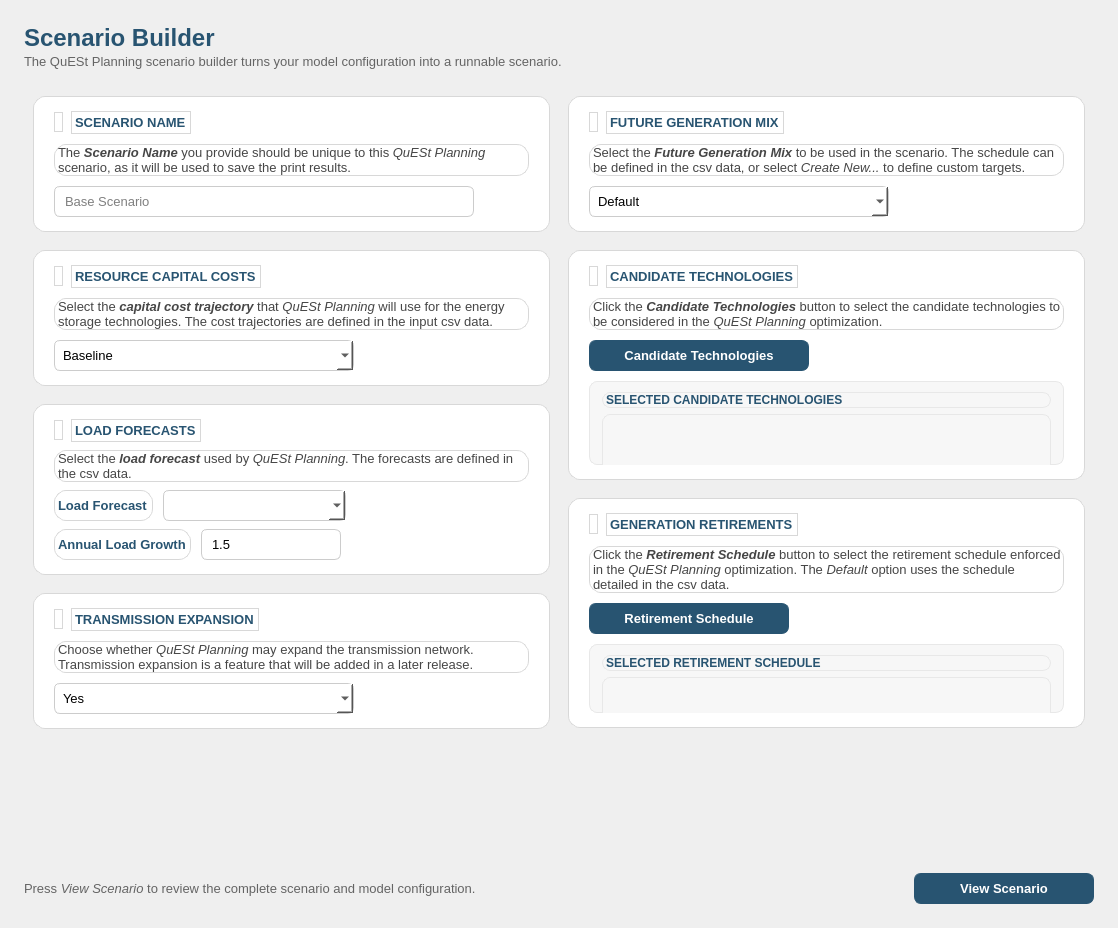
Before: the Qt Designer form quest_planning/ui/forms/scenario_builder/scenario_builder.ui in sandialabs/quest_planning, drawn with Qt 5.
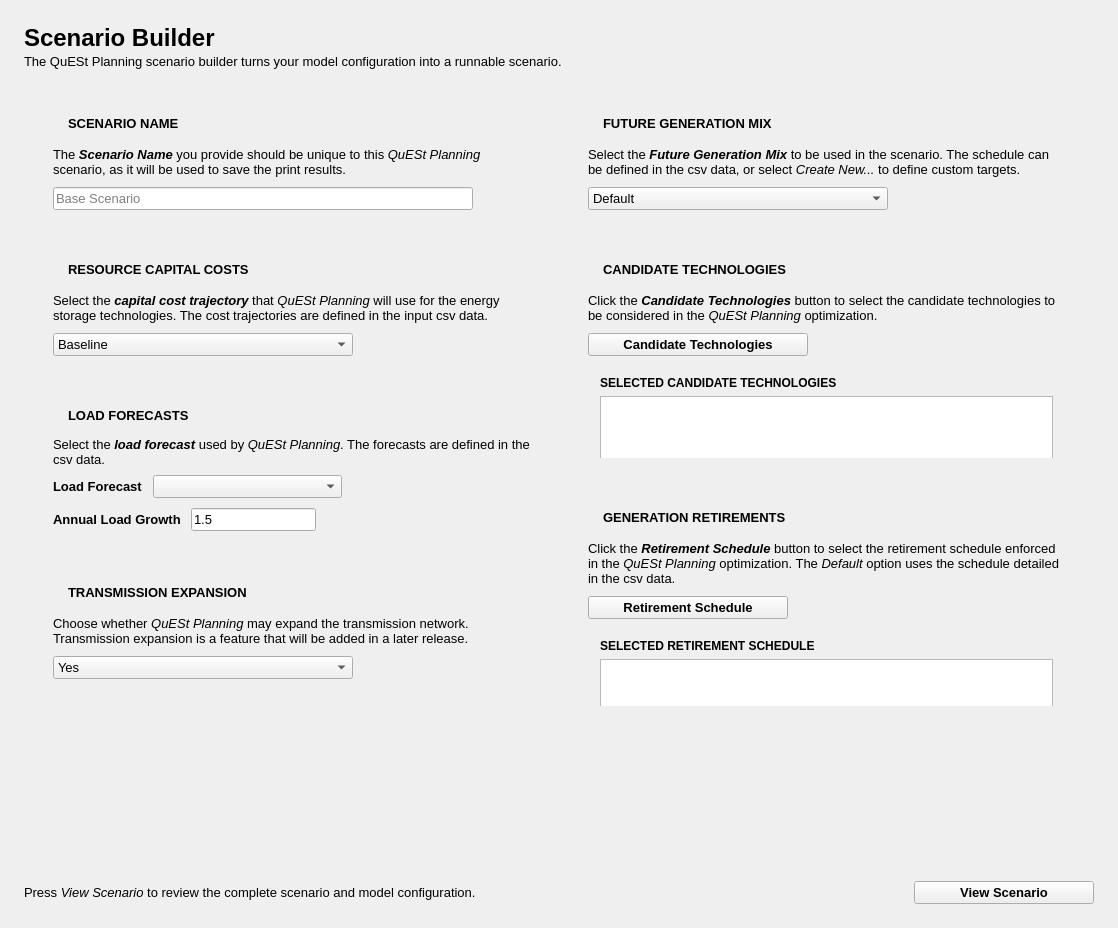
After: the same form once the commit is applied. Icons and pictures are not drawn.

What changed in the file:
```diff
--- a/quest_planning/ui/forms/scenario_builder/scenario_builder.ui
+++ b/quest_planning/ui/forms/scenario_builder/scenario_builder.ui
@@ -82,10 +82,6 @@
             <bold>true</bold>
            </font>
           </property>
-          <property name="styleSheet">
-           <string notr="true">color: rgb(40, 84, 113);
-background-color: transparent;</string>
-          </property>
           <property name="text">
            <string>Scenario Builder</string>
           </property>
@@ -99,10 +95,6 @@
             <pointsize>10</pointsize>
            </font>
           </property>
-          <property name="styleSheet">
-           <string notr="true">color: rgb(100, 100, 100);
-background-color: transparent;</string>
-          </property>
           <property name="text">
            <string>The QuESt Planning scenario builder turns your model configuration into a runnable scenario.</string>
           </property>
@@ -128,19 +120,6 @@
       </item>
       <item>
        <widget class="QToolButton" name="scenario_builder_help_button">
-        <property name="styleSheet">
-         <string notr="true">QToolButton {
-    border: none;
-    border-radius: 5px;
-    background-color: transparent;
-}
-QToolButton:hover {
-    background-color: rgb(230, 235, 240);
-}
-QToolButton:pressed {
-    background-color: rgb(210, 218, 225);
-}</string>
-        </property>
         <property name="text">
          <string/>
         </property>
@@ -218,24 +197,6 @@
              <height>150</height>
             </size>
            </property>
-           <property name="styleSheet">
-            <string notr="true">QFrame {
-    background-color: rgb(255, 255, 255);
-    border: 1px solid rgb(216, 216, 216);
-    border-radius: 12px;
-}
-QFrame QLabel {
-    background-color: transparent;
-}
-QFrame QLineEdit, QFrame QComboBox, QFrame QDoubleSpinBox, QFrame QTextBrowser {
-    background-color: rgb(255, 255, 255);
-    border: 1px solid rgb(204, 204, 204);
-    border-radius: 6px;
-    padding: 6px 8px;
-    selection-background-color: rgb(40, 84, 113);
-    color: rgb(0, 0, 0);
-}</string>
-           </property>
            <property name="frameShape">
             <enum>QFrame::NoFrame</enum>
            </property>
@@ -291,9 +252,6 @@
                   <bold>true</bold>
                  </font>
                 </property>
-                <property name="styleSheet">
-                 <string notr="true">color: rgb(40, 84, 113);</string>
-                </property>
                 <property name="text">
                  <string>SCENARIO NAME</string>
                 </property>
@@ -317,19 +275,6 @@
               </item>
               <item>
                <widget class="QToolButton" name="scenario_name_help_button">
-                <property name="styleSheet">
-                 <string notr="true">QToolButton {
-    border: none;
-    border-radius: 5px;
-    background-color: transparent;
-}
-QToolButton:hover {
-    background-color: rgb(230, 235, 240);
-}
-QToolButton:pressed {
-    background-color: rgb(210, 218, 225);
-}</string>
-                </property>
                 <property name="text">
                  <string/>
                 </property>
@@ -358,9 +303,6 @@
                 <pointsize>10</pointsize>
                </font>
               </property>
-              <property name="styleSheet">
-               <string notr="true">color: rgb(70, 70, 70);</string>
-              </property>
               <property name="text">
                <string>The &lt;b&gt;&lt;i&gt;Scenario Name&lt;/i&gt;&lt;/b&gt; you provide should be unique to this &lt;i&gt;QuESt Planning&lt;/i&gt; scenario, as it will be used to save the print results.</string>
               </property>
@@ -411,24 +353,6 @@
              <height>150</height>
             </size>
            </property>
-           <property name="styleSheet">
-            <string notr="true">QFrame {
-    background-color: rgb(255, 255, 255);
-    border: 1px solid rgb(216, 216, 216);
-    border-radius: 12px;
-}
-QFrame QLabel {
-    background-color: transparent;
-}
-QFrame QLineEdit, QFrame QComboBox, QFrame QDoubleSpinBox, QFrame QTextBrowser {
-    background-color: rgb(255, 255, 255);
-    border: 1px solid rgb(204, 204, 204);
-    border-radius: 6px;
-    padding: 6px 8px;
-    selection-background-color: rgb(40, 84, 113);
-    color: rgb(0, 0, 0);
-}</string>
-           </property>
            <property name="frameShape">
             <enum>QFrame::NoFrame</enum>
            </property>
@@ -484,9 +408,6 @@
                   <bold>true</bold>
                  </font>
                 </property>
-                <property name="styleSheet">
-                 <string notr="true">color: rgb(40, 84, 113);</string>
-                </property>
                 <property name="text">
                  <string>RESOURCE CAPITAL COSTS</string>
                 </property>
@@ -510,19 +431,6 @@
               </item>
               <item>
                <widget class="QToolButton" name="capital_cost_trajectory_help_button">
-                <property name="styleSheet">
-                 <string notr="true">QToolButton {
-    border: none;
-    border-radius: 5px;
-    background-color: transparent;
-}
-QToolButton:hover {
-    background-color: rgb(230, 235, 240);
-}
-QToolButton:pressed {
-    background-color: rgb(210, 218, 225);
-}</string>
-                </property>
                 <property name="text">
                  <string/>
                 </property>
@@ -551,9 +459,6 @@
                 <pointsize>10</pointsize>
                </font>
               </property>
-              <property name="styleSheet">
-               <string notr="true">color: rgb(70, 70, 70);</string>
-              </property>
               <property name="text">
                <string>Select the &lt;b&gt;&lt;i&gt;capital cost trajectory&lt;/i&gt;&lt;/b&gt; that &lt;i&gt;QuESt Planning&lt;/i&gt; will use for the energy storage technologies. The cost trajectories are defined in the input csv data.</string>
               </property>
@@ -621,24 +526,6 @@
              <height>200</height>
             </size>
            </property>
-           <property name="styleSheet">
-            <string notr="true">QFrame {
-    background-color: rgb(255, 255, 255);
-    border: 1px solid rgb(216, 216, 216);
-    border-radius: 12px;
-}
-QFrame QLabel {
-    background-color: transparent;
-}
-QFrame QLineEdit, QFrame QComboBox, QFrame QDoubleSpinBox, QFrame QTextBrowser {
-    background-color: rgb(255, 255, 255);
-    border: 1px solid rgb(204, 204, 204);
-    border-radius: 6px;
-    padding: 6px 8px;
-    selection-background-color: rgb(40, 84, 113);
-    color: rgb(0, 0, 0);
-}</string>
-           </property>
            <property name="frameShape">
             <enum>QFrame::NoFrame</enum>
            </property>
@@ -694,9 +581,6 @@
                   <bold>true</bold>
                  </font>
                 </property>
-                <property name="styleSheet">
-                 <string notr="true">color: rgb(40, 84, 113);</string>
-                </property>
                 <property name="text">
                  <string>LOAD FORECASTS</string>
                 </property>
@@ -720,19 +604,6 @@
               </item>
               <item>
                <widget class="QToolButton" name="load_profile_help_button">
-                <property name="styleSheet">
-                 <string notr="true">QToolButton {
-    border: none;
-    border-radius: 5px;
-    background-color: transparent;
-}
-QToolButton:hover {
-    background-color: rgb(230, 235, 240);
-}
-QToolButton:pressed {
-    background-color: rgb(210, 218, 225);
-}</string>
-                </property>
                 <property name="text">
                  <string/>
                 </property>
@@ -761,9 +632,6 @@
                 <pointsize>10</pointsize>
                </font>
               </property>
-              <property name="styleSheet">
-               <string notr="true">color: rgb(70, 70, 70);</string>
-              </property>
               <property name="text">
                <string>Select the &lt;b&gt;&lt;i&gt;load forecast&lt;/i&gt;&lt;/b&gt; used by &lt;i&gt;QuESt Planning&lt;/i&gt;. The forecasts are defined in the csv data.</string>
               </property>
@@ -786,9 +654,6 @@
                   <bold>true</bold>
                  </font>
                 </property>
-                <property name="styleSheet">
-                 <string notr="true">color: rgb(40, 84, 113);</string>
-                </property>
                 <property name="text">
                  <string>Load Forecast</string>
                 </property>
@@ -845,9 +710,6 @@
                   <bold>true</bold>
                  </font>
                 </property>
-                <property name="styleSheet">
-                 <string notr="true">color: rgb(40, 84, 113);</string>
-                </property>
                 <property name="text">
                  <string>Annual Load Growth</string>
                 </property>
@@ -896,19 +758,6 @@
               </item>
               <item>
                <widget class="QToolButton" name="load_growth_help_button">
-                <property name="styleSheet">
-                 <string notr="true">QToolButton {
-    border: none;
-    border-radius: 5px;
-    background-color: transparent;
-}
-QToolButton:hover {
-    background-color: rgb(230, 235, 240);
-}
-QToolButton:pressed {
-    background-color: rgb(210, 218, 225);
-}</string>
-                </property>
                 <property name="text">
                  <string/>
                 </property>
@@ -946,24 +795,6 @@
              <height>150</height>
             </size>
            </property>
-           <property name="styleSheet">
-            <string notr="true">QFrame {
-    background-color: rgb(255, 255, 255);
-    border: 1px solid rgb(216, 216, 216);
-    border-radius: 12px;
-}
-QFrame QLabel {
-    background-color: transparent;
-}
-QFrame QLineEdit, QFrame QComboBox, QFrame QDoubleSpinBox, QFrame QTextBrowser {
-    background-color: rgb(255, 255, 255);
-    border: 1px solid rgb(204, 204, 204);
-    border-radius: 6px;
-    padding: 6px 8px;
-    selection-background-color: rgb(40, 84, 113);
-    color: rgb(0, 0, 0);
-}</string>
-           </property>
            <property name="frameShape">
             <enum>QFrame::NoFrame</enum>
            </property>
@@ -1019,9 +850,6 @@
                   <bold>true</bold>
                  </font>
                 </property>
-                <property name="styleSheet">
-                 <string notr="true">color: rgb(40, 84, 113);</string>
-                </property>
                 <property name="text">
                  <string>TRANSMISSION EXPANSION</string>
                 </property>
@@ -1045,19 +873,6 @@
               </item>
               <item>
                <widget class="QToolButton" name="trans_expansion_help_button">
-                <property name="styleSheet">
-                 <string notr="true">QToolButton {
-    border: none;
-    border-radius: 5px;
-    background-color: transparent;
-}
-QToolButton:hover {
-    background-color: rgb(230, 235, 240);
-}
-QToolButton:pressed {
-    background-color: rgb(210, 218, 225);
-}</string>
-                </property>
                 <property name="text">
                  <string/>
                 </property>
@@ -1086,9 +901,6 @@
                 <pointsize>10</pointsize>
                </font>
               </property>
-              <property name="styleSheet">
-               <string notr="true">color: rgb(70, 70, 70);</string>
-              </property>
               <property name="text">
                <string>Choose whether &lt;i&gt;QuESt Planning&lt;/i&gt; may expand the transmission network. Transmission expansion is a feature that will be added in a later release.</string>
               </property>
@@ -1192,24 +1004,6 @@
              <height>150</height>
             </size>
            </property>
-           <property name="styleSheet">
-            <string notr="true">QFrame {
-    background-color: rgb(255, 255, 255);
-    border: 1px solid rgb(216, 216, 216);
-    border-radius: 12px;
-}
-QFrame QLabel {
-    background-color: transparent;
-}
-QFrame QLineEdit, QFrame QComboBox, QFrame QDoubleSpinBox, QFrame QTextBrowser {
-    background-color: rgb(255, 255, 255);
-    border: 1px solid rgb(204, 204, 204);
-    border-radius: 6px;
-    padding: 6px 8px;
-    selection-background-color: rgb(40, 84, 113);
-    color: rgb(0, 0, 0);
-}</string>
-           </property>
            <property name="frameShape">
             <enum>QFrame::NoFrame</enum>
            </property>
@@ -1265,9 +1059,6 @@
                   <bold>true</bold>
                  </font>
                 </property>
-                <property name="styleSheet">
-                 <string notr="true">color: rgb(40, 84, 113);</string>
-                </property>
                 <property name="text">
                  <string>FUTURE GENERATION MIX</string>
                 </property>
@@ -1291,19 +1082,6 @@
               </item>
               <item>
                <widget class="QToolButton" name="rps_help_button">
-                <property name="styleSheet">
-                 <string notr="true">QToolButton {
-    border: none;
-    border-radius: 5px;
-    background-color: transparent;
-}
-QToolButton:hover {
-    background-color: rgb(230, 235, 240);
-}
-QToolButton:pressed {
-    background-color: rgb(210, 218, 225);
-}</string>
-                </property>
                 <property name="text">
                  <string/>
                 </property>
@@ -1332,9 +1110,6 @@
                 <pointsize>10</pointsize>
                </font>
               </property>
-              <property name="styleSheet">
-               <string notr="true">color: rgb(70, 70, 70);</string>
-              </property>
               <property name="text">
                <string>Select the &lt;b&gt;&lt;i&gt;Future Generation Mix&lt;/i&gt;&lt;/b&gt; to be used in the scenario. The schedule can be defined in the csv data, or select &lt;i&gt;Create New...&lt;/i&gt; to define custom targets.</string>
               </property>
@@ -1392,29 +1167,6 @@
              <height>230</height>
             </size>
            </property>
-           <property name="styleSheet">
-            <string notr="true">QFrame {
-    background-color: rgb(255, 255, 255);
-    border: 1px solid rgb(216, 216, 216);
-    border-radius: 12px;
-}
-QFrame QLabel {
-    background-color: transparent;
-}
-QFrame QLineEdit, QFrame QComboBox, QFrame QDoubleSpinBox, QFrame QTextBrowser {
-    background-color: rgb(255, 255, 255);
-    border: 1px solid rgb(204, 204, 204);
-    border-radius: 6px;
-    padding: 6px 8px;
-    selection-background-color: rgb(40, 84, 113);
-    color: rgb(0, 0, 0);
-}
-QFrame#cand_tech_frame {
-    background-color: rgb(247, 247, 247);
-    border: 1px solid rgb(232, 232, 232);
-    border-radius: 8px;
-}</string>
-           </property>
            <property name="frameShape">
             <enum>QFrame::NoFrame</enum>
            </property>
@@ -1470,9 +1222,6 @@
                   <bold>true</bold>
                  </font>
                 </property>
-                <property name="styleSheet">
-                 <string notr="true">color: rgb(40, 84, 113);</string>
-                </property>
                 <property name="text">
                  <string>CANDIDATE TECHNOLOGIES</string>
                 </property>
@@ -1496,19 +1245,6 @@
               </item>
               <item>
                <widget class="QToolButton" name="cand_technologies_help_button">
-                <property name="styleSheet">
-                 <string notr="true">QToolButton {
-    border: none;
-    border-radius: 5px;
-    background-color: transparent;
-}
-QToolButton:hover {
-    background-color: rgb(230, 235, 240);
-}
-QToolButton:pressed {
-    background-color: rgb(210, 218, 225);
-}</string>
-                </property>
                 <property name="text">
                  <string/>
                 </property>
@@ -1537,9 +1273,6 @@
                 <pointsize>10</pointsize>
                </font>
               </property>
-              <property name="styleSheet">
-               <string notr="true">color: rgb(70, 70, 70);</string>
-              </property>
               <property name="text">
                <string>Click the &lt;b&gt;&lt;i&gt;Candidate Technologies&lt;/i&gt;&lt;/b&gt; button to select the candidate technologies to be considered in the &lt;i&gt;QuESt Planning&lt;/i&gt; optimization.</string>
               </property>
@@ -1574,21 +1307,6 @@
                   <bold>true</bold>
                  </font>
                 </property>
-                <property name="styleSheet">
-                 <string notr="true">QPushButton {
-    border: 1px solid rgb(40, 84, 113);
-    border-radius: 7px;
-    background-color: rgb(40, 84, 113);
-    color: rgb(255, 255, 255);
-    padding: 7px 16px;
-}
-QPushButton:hover {
-    background-color: rgb(60, 120, 150);
-}
-QPushButton:pressed {
-    background-color: rgb(20, 60, 80);
-}</string>
-                </property>
                 <property name="text">
                  <string>Candidate Technologies</string>
                 </property>
@@ -1623,16 +1341,6 @@
                 <height>150</height>
                </size>
               </property>
-              <property name="styleSheet">
-               <string notr="true">QFrame {
-    background-color: rgb(247, 247, 247);
-    border: 1px solid rgb(232, 232, 232);
-    border-radius: 8px;
-}
-QFrame QLabel {
-    background-color: transparent;
-}</string>
-              </property>
               <property name="frameShape">
                <enum>QFrame::NoFrame</enum>
               </property>
@@ -1664,9 +1372,6 @@
                    <bold>true</bold>
                   </font>
                  </property>
-                 <property name="styleSheet">
-                  <string notr="true">color: rgb(40, 84, 113);</string>
-                 </property>
                  <property name="text">
                   <string>SELECTED CANDIDATE TECHNOLOGIES</string>
                  </property>
@@ -1711,29 +1416,6 @@
              <height>230</height>
             </size>
            </property>
-           <property name="styleSheet">
-            <string notr="true">QFrame {
-    background-color: rgb(255, 255, 255);
-    border: 1px solid rgb(216, 216, 216);
-    border-radius: 12px;
-}
-QFrame QLabel {
-    background-color: transparent;
-}
-QFrame QLineEdit, QFrame QComboBox, QFrame QDoubleSpinBox, QFrame QTextBrowser {
-    background-color: rgb(255, 255, 255);
-    border: 1px solid rgb(204, 204, 204);
-    border-radius: 6px;
-    padding: 6px 8px;
-    selection-background-color: rgb(40, 84, 113);
-    color: rgb(0, 0, 0);
-}
-QFrame#retirement_frame {
-    background-color: rgb(247, 247, 247);
-    border: 1px solid rgb(232, 232, 232);
-    border-radius: 8px;
-}</string>
-           </property>
            <property name="frameShape">
             <enum>QFrame::NoFrame</enum>
            </property>
@@ -1789,9 +1471,6 @@
                   <bold>true</bold>
                  </font>
                 </property>
-                <property name="styleSheet">
-                 <string notr="true">color: rgb(40, 84, 113);</string>
-                </property>
                 <property name="text">
                  <string>GENERATION RETIREMENTS</string>
                 </property>
@@ -1815,19 +1494,6 @@
               </item>
               <item>
                <widget class="QToolButton" name="gen_retirement_help_button">
-                <property name="styleSheet">
-                 <string notr="true">QToolButton {
-    border: none;
-    border-radius: 5px;
-    background-color: transparent;
-}
-QToolButton:hover {
-    background-color: rgb(230, 235, 240);
-}
-QToolButton:pressed {
-    background-color: rgb(210, 218, 225);
-}</string>
-                </property>
                 <property name="text">
                  <string/>
                 </property>
@@ -1856,9 +1522,6 @@
                 <pointsize>10</pointsize>
                </font>
               </property>
-              <property name="styleSheet">
-               <string notr="true">color: rgb(70, 70, 70);</string>
-              </property>
               <property name="text">
                <string>Click the &lt;b&gt;&lt;i&gt;Retirement Schedule&lt;/i&gt;&lt;/b&gt; button to select the retirement schedule enforced in the &lt;i&gt;QuESt Planning&lt;/i&gt; optimization. The &lt;i&gt;Default&lt;/i&gt; option uses the schedule detailed in the csv data.</string>
               </property>
@@ -1893,21 +1556,6 @@
                   <bold>true</bold>
                  </font>
                 </property>
-                <property name="styleSheet">
-                 <string notr="true">QPushButton {
-    border: 1px solid rgb(40, 84, 113);
-    border-radius: 7px;
-    background-color: rgb(40, 84, 113);
-    color: rgb(255, 255, 255);
-    padding: 7px 16px;
-}
-QPushButton:hover {
-    background-color: rgb(60, 120, 150);
-}
-QPushButton:pressed {
-    background-color: rgb(20, 60, 80);
-}</string>
-                </property>
                 <property name="text">
                  <string>Retirement Schedule</string>
                 </property>
@@ -1942,16 +1590,6 @@
                 <height>150</height>
                </size>
               </property>
-              <property name="styleSheet">
-               <string notr="true">QFrame {
-    background-color: rgb(247, 247, 247);
-    border: 1px solid rgb(232, 232, 232);
-    border-radius: 8px;
-}
-QFrame QLabel {
-    background-color: transparent;
-}</string>
-              </property>
               <property name="frameShape">
                <enum>QFrame::NoFrame</enum>
               </property>
@@ -1983,9 +1621,6 @@
                    <bold>true</bold>
                   </font>
                  </property>
-                 <property name="styleSheet">
-                  <string notr="true">color: rgb(40, 84, 113);</string>
-                 </property>
                  <property name="text">
                   <string>SELECTED RETIREMENT SCHEDULE</string>
                  </property>
@@ -2076,10 +1711,6 @@
           <pointsize>10</pointsize>
          </font>
         </property>
-        <property name="styleSheet">
-         <string notr="true">color: rgb(100, 100, 100);
-background-color: transparent;</string>
-        </property>
         <property name="text">
          <string>Press &lt;i&gt;View Scenario&lt;/i&gt; to review the complete scenario and model configuration.</string>
         </property>
@@ -2122,21 +1753,6 @@
           <bold>true</bold>
          </font>
         </property>
-        <property name="styleSheet">
-         <string notr="true">QPushButton {
-    border: 1px solid rgb(40, 84, 113);
-    border-radius: 7px;
-    background-color: rgb(40, 84, 113);
-    color: rgb(255, 255, 255);
-    padding: 7px 16px;
-}
-QPushButton:hover {
-    background-color: rgb(60, 120, 150);
-}
-QPushButton:pressed {
-    background-color: rgb(20, 60, 80);
-}</string>
-        </property>
         <property name="text">
          <string>View Scenario</string>
         </property>
```
Left out of the diff: 166 changed lines with no effect on the pictures. Lines whose indentation alone changed are shown as unchanged.
